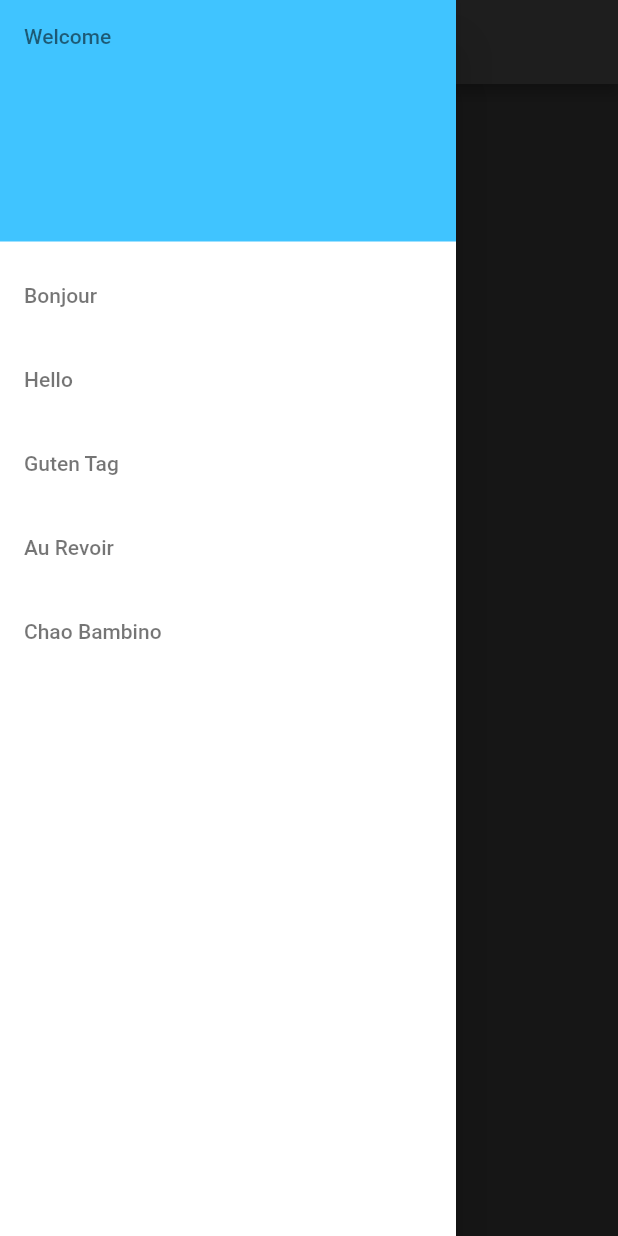
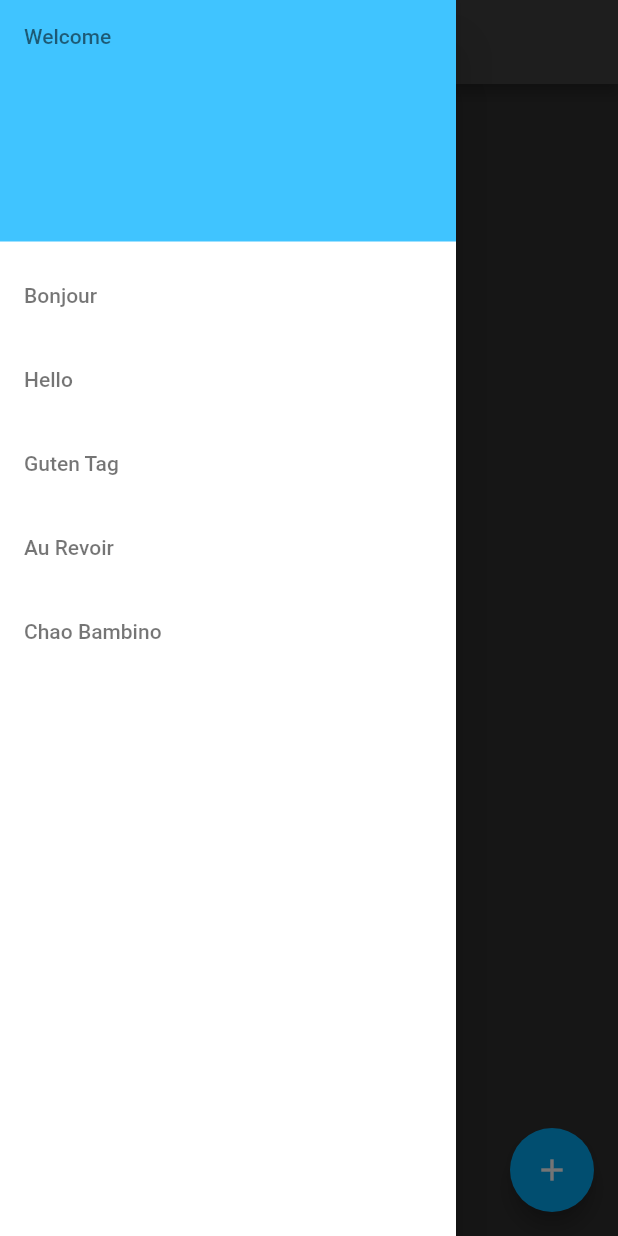
Before and after one commit to merab1/abcde, a Flutter app: the AfterAuth screen opened by its route, with the side drawer open, on a phone screen of 412 x 824 dp. Run offline on Flutter 3.47's test engine with Material 2 defaults, Android fonts, the phone set to English and light mode, and no system bars; our stand-ins replace firebase_auth, firebase_core, google_sign_in; accounts and stored records are empty.

Commit message:
fab added

```diff
--- a/lib/authentication_screen/after_auth.dart
+++ b/lib/authentication_screen/after_auth.dart
@@ -79,6 +79,13 @@ class _AfterAuthState extends State<AfterAuth> {
       body: Center(
         child: Text(welcomeScreen),
       ),
+      floatingActionButton: FloatingActionButton(
+        backgroundColor: Colors.lightBlue,
+        onPressed: () {},
+        child: const Icon(Icons.add,
+        color: Colors.white,),
+
+      ),
     );
   }
 }
```
